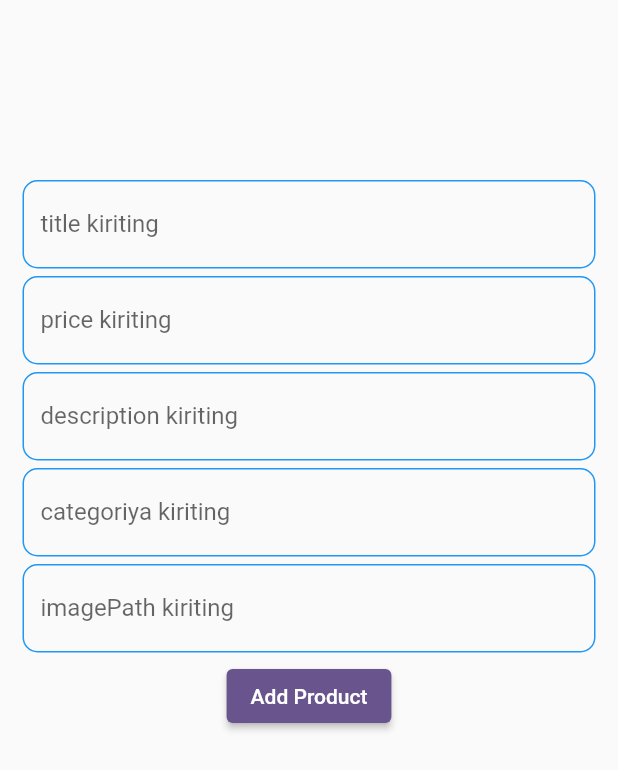
After one commit to Sardorbee/e_commerce, a Flutter app: the screen it shows after launch, after a tap on the "add" icon, on a phone screen of 412 x 824 dp. The commit adds this screen. Shown: the top 770 px of the screen. Run offline on Flutter 3.47's test engine with Material 2 defaults, Android fonts, the phone set to English and light mode, and no system bars; our stand-ins replace cached_network_image; network calls fail.

Commit message:
add products added

```diff
--- a/lib/services/models/product_model/products_model.dart
+++ b/lib/services/models/product_model/products_model.dart
@@ -21,7 +21,7 @@ String productsModelToJson(List<ProductsModel> data) =>
 
 // ------------------------------------------------------------
 class ProductsModel {
-  int id;
+  int? id;
   String title;
   double price;
   String description;
@@ -30,7 +30,7 @@ class ProductsModel {
   RatingsModel? rating;
 
   ProductsModel({
-    required this.id,
+     this.id,
     required this.title,
     required this.price,
     required this.description,
--- /dev/null
+++ b/lib/ui/home_page/add _page.dart
@@ -0,0 +1,107 @@
+import 'package:e_commerce/services/repository/all_products_repo.dart';
+import 'package:e_commerce/ui/home_page/widgets/textfield.dart';
+import 'package:flutter/material.dart';
+
+import '../../services/models/product_model/products_model.dart';
+
+class AddPage extends StatefulWidget {
+  const AddPage({super.key});
+
+  @override
+  State<AddPage> createState() => _AddPageState();
+}
+
+class _AddPageState extends State<AddPage> {
+  TextEditingController titlecont = TextEditingController();
+  TextEditingController pricecont = TextEditingController();
+  TextEditingController descriptioncont = TextEditingController();
+  TextEditingController categorycont = TextEditingController();
+  TextEditingController imagecont = TextEditingController();
+
+  @override
+  Widget build(BuildContext context) {
+    return Scaffold(
+      body: ListView(
+        children: [
+          Padding(
+            padding: EdgeInsets.all(15),
+            child: Column(
+              children: [
+                SizedBox(
+                  height: 100,
+                ),
+                SizedBox(
+                  height: 5,
+                ),
+                MyTextField(
+                  controller: titlecont,
+                  label: "title kiriting",
+                ),
+                SizedBox(
+                  height: 5,
+                ),
+                MyTextField(
+                  controller: pricecont,
+                  label: "price kiriting",
+                ),
+                SizedBox(
+                  height: 5,
+                ),
+                MyTextField(
+                  controller: descriptioncont,
+                  label: "description kiriting",
+                ),
+                SizedBox(
+                  height: 5,
+                ),
+                MyTextField(
+                    controller: categorycont, label: "categoriya kiriting"),
+                SizedBox(
+                  height: 5,
+                ),
+                MyTextField(
+                  controller: imagecont,
+                  label: "imagePath kiriting",
+                ),
+                SizedBox(
+                  height: 5,
+                ),
+                ElevatedButton(
+                  onPressed: () async {
+                    ProductsModel newProduct = ProductsModel(
+                      title: titlecont.text,
+                      price: double.parse(pricecont.text),
+                      description: descriptioncont.text,
+                      category: categorycont.text,
+                      image: imagecont.text,
+                    );
+                    final dataa =
+                        await AllProductsRepository.addProducts(newProduct);
+                    final data = dataa[0];
+                    Navigator.pop(context);
+                    ScaffoldMessenger.of(context).showSnackBar(
+                      SnackBar(
+                        backgroundColor: Colors.green,
+                        content: Container(
+                          child: Column(
+                            children: [
+                              Text(
+                                  "Mahsulot :  ${data.title} nomida, ${data.id} id da magazinga qo'shildi!")
+                            ],
+                          ),
+                        ),
+                      ),
+                    );
+                  },
+                  child: Text(
+                    "Add Product",
+                  ),
+                ),
+              ],
+            ),
+          ),
+        ],
+      ),
+    );
+  }
+}
--- a/lib/ui/home_page/home_page.dart
+++ b/lib/ui/home_page/home_page.dart
@@ -1,6 +1,9 @@
+import 'package:cached_network_image/cached_network_image.dart';
 import 'package:e_commerce/ui/details_page/details_page.dart';
+import 'package:e_commerce/ui/home_page/add%20_page.dart';
 import 'package:flutter/material.dart';
 
+import '../../services/models/product_model/products_model.dart';
 import '../../services/repository/all_products_repo.dart';
 
 class HomePage extends StatefulWidget {
@@ -53,27 +56,18 @@ class _HomePageState extends State<HomePage> {
               Icons.search,
             ),
           ),
-
-          // PopupMenuButton(
-          //   onSelected: (_) {},
-          //   itemBuilder: (context) {
-          //     bool sortEnabled = true;
-          //     return [
-          //       PopupMenuItem(
-          //         onTap: () {},
-          //         enabled: sortEnabled,
-          //         padding: const EdgeInsets.all(0),
-          //         child: Text("A-Z"),
-          //       ),
-          //       PopupMenuItem(
-          //         onTap: () {},
-          //         enabled: sortEnabled,
-          //         padding: const EdgeInsets.all(0),
-          //         child: Text("Z-A"),
-          //       ),
-          //     ];
-          //   },
-          // ),
+          IconButton(
+            onPressed: () {
+              Navigator.push(
+                  context,
+                  MaterialPageRoute(
+                    builder: (context) => AddPage(),
+                  ),);
+            },
+            icon: const Icon(
+              Icons.add,
+            ),
+          )
         ],
       ),
       body: Padding(
@@ -209,8 +203,17 @@ class _HomePageState extends State<HomePage> {
                     itemBuilder: (BuildContext context, int index) {
                       final product = data[index];
                       return ListTile(
-                        onTap: () => Navigator.push(context, MaterialPageRoute(builder: (context) => DetailsPage(id:product.id),)),
-                        leading: Image.network(product.image),
+                        onTap: () => Navigator.push(
+                            context,
+                            MaterialPageRoute(
+                              builder: (context) => DetailsPage(id: product.id),
+                            )),
+                        leading: Container(
+                          width: 40,
+                          child: CachedNetworkImage(
+                            height: 50,
+                            imageUrl:product.image),
+                        ),
                         title: Text(product.title),
                         trailing: Text("${product.price.toString()} \$"),
                       );
--- /dev/null
+++ b/lib/ui/home_page/widgets/textfield.dart
@@ -0,0 +1,39 @@
+import 'package:flutter/material.dart';
+
+class MyTextField extends StatelessWidget {
+  final TextEditingController controller;
+  final String? label;
+
+  const MyTextField({required this.controller,this.label});
+
+  @override
+  Widget build(BuildContext context) {
+    return TextField(
+      controller: controller,
+      decoration: InputDecoration(
+        labelText: label,
+        hintText: 'Enter text',
+        hintStyle: TextStyle(color: Colors.grey),
+        border: OutlineInputBorder(
+          borderRadius: BorderRadius.circular(10.0),
+        ),
+        enabledBorder: OutlineInputBorder(
+          borderRadius: BorderRadius.circular(10.0),
+          borderSide: BorderSide(color: Colors.blue),
+        ),
+        focusedBorder: OutlineInputBorder(
+          borderRadius: BorderRadius.circular(10.0),
+          borderSide: BorderSide(color: Colors.blue),
+        ),
+        errorBorder: OutlineInputBorder(
+          borderRadius: BorderRadius.circular(10.0),
+          borderSide: BorderSide(color: Colors.red),
+        ),
+        focusedErrorBorder: OutlineInputBorder(
+          borderRadius: BorderRadius.circular(10.0),
+          borderSide: BorderSide(color: Colors.red),
+        ),
+      ),
+    );
+  }
+}
```
Also changed, not shown: lib/services/apis/all_products.dart (+88 -19 lines), lib/services/repository/all_products_repo.dart (+37 -4 lines), lib/ui/details_page/details_page.dart (+34 -5 lines).
